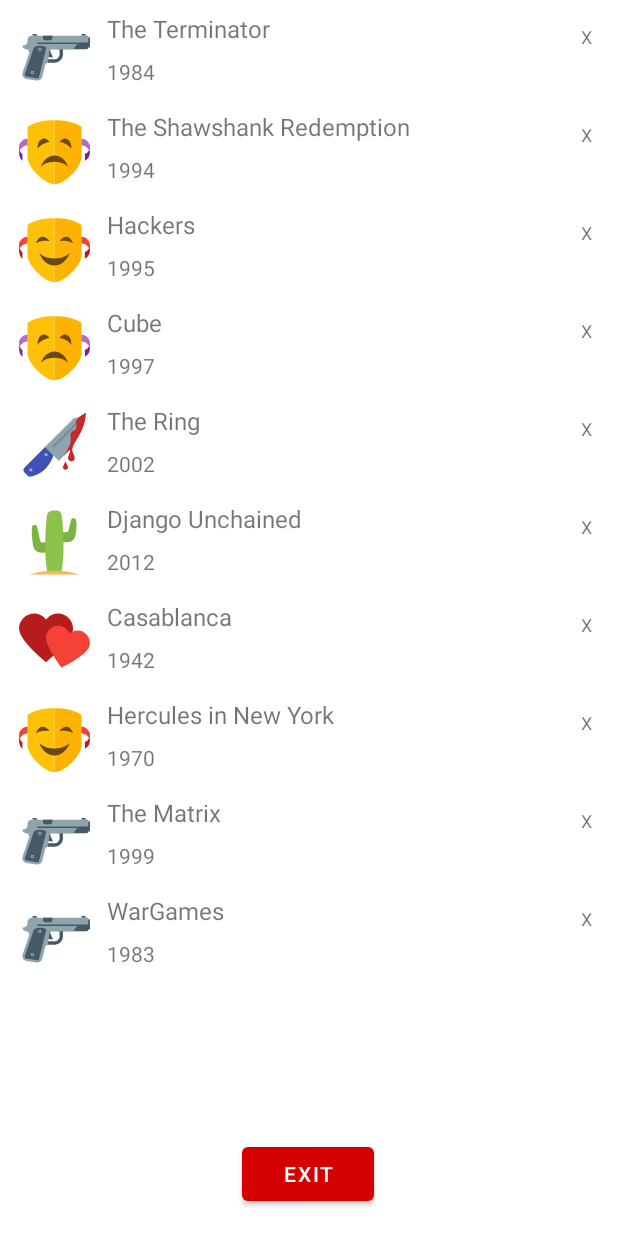
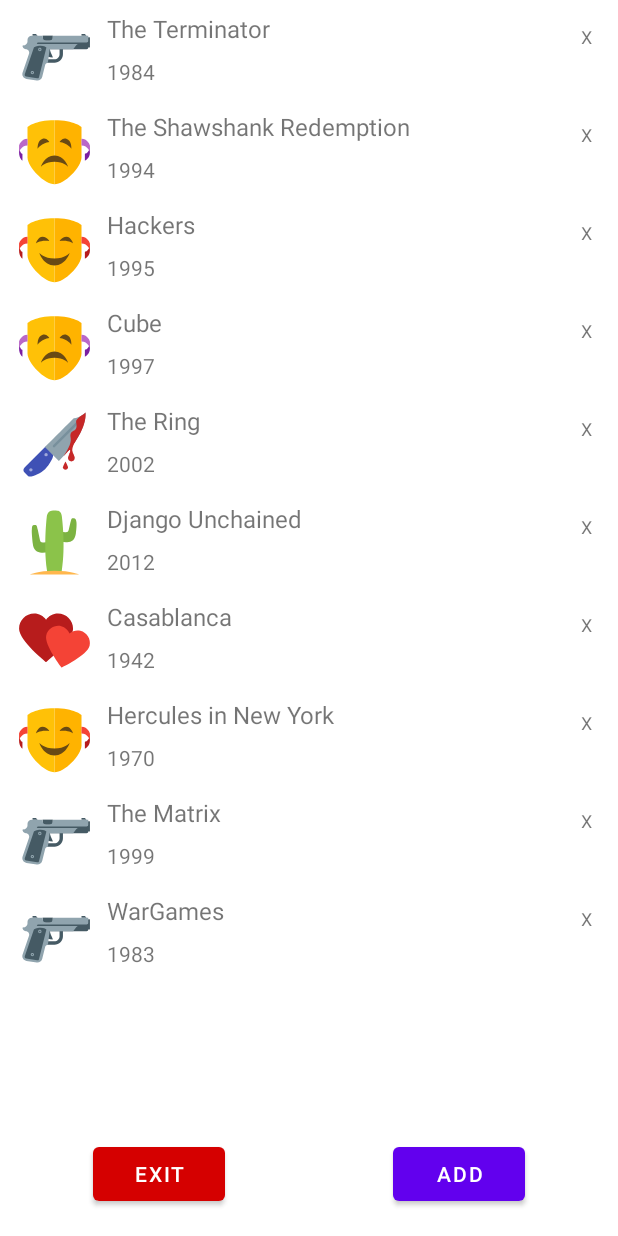
Before and after one commit to 201508876PMH/SMAP-assignment2, an Android app: the screen it shows after launch (MainActivity), on a phone screen of 412 x 824 dp. Run offline under Robolectric (Android 15) with nearby library versions, the phone set to English and light mode, and no system bars; our stand-ins replace Room's generated code, Volley.

Commit message:
movieReq

```diff
--- a/app/build.gradle
+++ b/app/build.gradle
@@ -32,9 +32,12 @@ dependencies {
     implementation 'androidx.appcompat:appcompat:1.3.1'
     implementation 'com.google.android.material:material:1.4.0'
     implementation 'androidx.constraintlayout:constraintlayout:2.1.0'
+    implementation 'com.android.volley:volley:1.2.0'
     testImplementation 'junit:junit:4.+'
     implementation 'androidx.room:room-runtime:2.2.6'
     annotationProcessor 'androidx.room:room-compiler:2.2.6'
+    implementation 'com.android.volley:volley:1.2.0'
+    implementation 'com.google.code.gson:gson:2.8.6'
     androidTestImplementation 'androidx.test.ext:junit:1.1.3'
     androidTestImplementation 'androidx.test.espresso:espresso-core:3.4.0'
 }
--- a/app/src/main/AndroidManifest.xml
+++ b/app/src/main/AndroidManifest.xml
@@ -1,7 +1,8 @@
 <?xml version="1.0" encoding="utf-8"?>
 <manifest xmlns:android="http://schemas.android.com/apk/res/android"
     package="dk.au.mad21fall.assignment1.au536878">
-
+    <uses-permission android:name="android.permission.INTERNET" />
+    <uses-permission android:name="android.permission.ACCESS_NETWORK_STATE" />
     <application
         android:allowBackup="true"
         android:icon="@mipmap/ic_launcher_movie_app"
--- a/app/src/main/java/dk/au/mad21fall/assignment1/au536878/main/MainActivity.java
+++ b/app/src/main/java/dk/au/mad21fall/assignment1/au536878/main/MainActivity.java
@@ -12,9 +12,11 @@ import androidx.lifecycle.ViewModelProvider;
 import androidx.recyclerview.widget.LinearLayoutManager;
 import androidx.recyclerview.widget.RecyclerView;
 
+import android.content.Context;
 import android.content.Intent;
 import android.os.Bundle;
 import android.util.Log;
+import android.view.View;
 import android.widget.Button;
 import android.widget.TextView;
 
@@ -25,6 +27,7 @@ import dk.au.mad21fall.assignment1.au536878.MovieAdaptor;
 import dk.au.mad21fall.assignment1.au536878.R;
 import dk.au.mad21fall.assignment1.au536878.database.MovieEntity;
 import dk.au.mad21fall.assignment1.au536878.detailed.DetailedActivity;
+import dk.au.mad21fall.assignment1.au536878.repository.MovieRequester;
 import dk.au.mad21fall.assignment1.au536878.utils.LoadCSV;
 
 public class MainActivity extends AppCompatActivity implements MovieAdaptor.IMovieItemClickedListener {
@@ -33,7 +36,7 @@ public class MainActivity extends AppCompatActivity implements MovieAdaptor.IMov
     //widgets
     private RecyclerView rcvList;
     private MovieAdaptor adaptor;
-    private Button bttnExit;
+    private Button bttnExit, bttnAdd;
     private TextView userRating;
 
     ActivityResultLauncher<Intent> resultFromDetailedActivity;
@@ -41,7 +44,6 @@ public class MainActivity extends AppCompatActivity implements MovieAdaptor.IMov
     //state
     private MainViewModel m;
     private LoadCSV utils = new LoadCSV();
-
 
     //data
     private ArrayList<MovieEntity> movies = new ArrayList<>();
@@ -61,12 +63,7 @@ public class MainActivity extends AppCompatActivity implements MovieAdaptor.IMov
                 if(movieEntities.size() == 0){
                     utils.populateDB(getApplication());
                 }
-            }
-        });
 
-        m.getMovieData().observe(this, new Observer<List<MovieEntity>>() {
-            @Override
-            public void onChanged(List<MovieEntity> movieEntities) {
                 adaptor.updateMovieList(movieEntities);
             }
         });
@@ -86,9 +83,14 @@ public class MainActivity extends AppCompatActivity implements MovieAdaptor.IMov
         adaptor.updateMovieList(movies);
 
         bttnExit = findViewById(R.id.bttnExit);
+        bttnAdd = findViewById(R.id.bttnAdd);
         bttnExit.setOnClickListener((view -> finish()));
+        bttnAdd.setOnClickListener((view -> addMovie("The Terminator", this)));
     }
 
+    public void addMovie(String movieName, Context context){
+        m.requestMovie(movieName, context);
+    }
 
     //callback when a person item is clicked in the list
     @Override
--- a/app/src/main/java/dk/au/mad21fall/assignment1/au536878/main/MainViewModel.java
+++ b/app/src/main/java/dk/au/mad21fall/assignment1/au536878/main/MainViewModel.java
@@ -30,4 +30,7 @@ public class MainViewModel extends ViewModel {
         repository.updateMovie(movieObject);
     }
 
+    public void requestMovie(String movieName, Context context){
+        repository.requestMovie(movieName, context);
+    }
 }
--- /dev/null
+++ b/app/src/main/java/dk/au/mad21fall/assignment1/au536878/repository/MovieRequester.java
@@ -0,0 +1,62 @@
+package dk.au.mad21fall.assignment1.au536878.repository;
+
+import android.content.Context;
+import android.util.Log;
+import android.widget.Toast;
+
+import androidx.appcompat.app.AppCompatActivity;
+
+import com.android.volley.Request;
+import com.android.volley.RequestQueue;
+import com.android.volley.Response;
+import com.android.volley.VolleyError;
+import com.android.volley.toolbox.StringRequest;
+import com.android.volley.toolbox.Volley;
+import com.google.gson.Gson;
+import com.google.gson.GsonBuilder;
+
+import dk.au.mad21fall.assignment1.au536878.database.MovieEntity;
+
+public class MovieRequester {
+    private static final String URL_PREFIX = "https://www.omdbapi.com/?t=";
+    private static final String URL_POSTFIX = "&apikey=abf5ebe0";
+
+    private Repository repository;
+    RequestQueue queue;
+
+    public MovieRequester(Repository repository) {
+        this.repository = repository;
+    }
+
+
+
+    public void requestMovie(String movieName, Context context){
+        String movieURL = URL_PREFIX + movieName.replace(" ","%20") + URL_POSTFIX;
+        if(queue == null){
+            queue = Volley.newRequestQueue(context);
+        }
+
+        StringRequest stringRequest = new StringRequest(Request.Method.GET, movieURL, new Response.Listener<String>() {
+            @Override
+            public void onResponse(String response) {
+                parseJSON(response);
+                Log.d("MovieRequester","onResponse: " + response);
+                Toast.makeText(context, "Movie " + movieName + " added!", Toast.LENGTH_SHORT).show();
+            }
+        }, new Response.ErrorListener() {
+            @Override
+            public void onErrorResponse(VolleyError error) {
+                Log.d("MovieRequester","That sadly didn't work");
+                Toast.makeText(context, "That sadly didn't work", Toast.LENGTH_SHORT).show();
+            }
+        });
+
+        queue.add(stringRequest);
+    }
+
+    private void parseJSON(String json){
+        Gson gson = new GsonBuilder().create();
+        MovieEntity movie = gson.fromJson(json, MovieEntity.class);
+        repository.addMovie(movie);
+    }
+}
--- a/app/src/main/java/dk/au/mad21fall/assignment1/au536878/repository/Repository.java
+++ b/app/src/main/java/dk/au/mad21fall/assignment1/au536878/repository/Repository.java
@@ -1,6 +1,7 @@
 package dk.au.mad21fall.assignment1.au536878.repository;
 
 import android.app.Application;
+import android.content.Context;
 
 import androidx.lifecycle.LiveData;
 
@@ -12,11 +13,17 @@ import dk.au.mad21fall.assignment1.au536878.database.MovieEntity;
 public class Repository {
     private MovieDatabase db;                   //database
     private LiveData<List<MovieEntity>> movies; //livedata
+    private MovieRequester mr;
 
     //constructor - takes application object for context
     public Repository(Application app){
         db = MovieDatabase.getDatabase(app.getApplicationContext());
+        mr = new MovieRequester(this);
         movies = db.movieDao().getAll();
+    }
+
+    public void requestMovie(String movieName, Context context){
+        mr.requestMovie(movieName, context);
     }
 
     public LiveData<List<MovieEntity>> getMovies() {
--- a/app/src/main/res/layout/activity_main.xml
+++ b/app/src/main/res/layout/activity_main.xml
@@ -33,11 +33,23 @@
         android:id="@+id/bttnExit"
         android:layout_width="wrap_content"
         android:layout_height="wrap_content"
+        android:layout_marginStart="62dp"
+        android:layout_marginLeft="62dp"
         android:text="@string/main_view_exit"
         app:backgroundTint="#D50000"
         app:layout_constraintBottom_toBottomOf="parent"
-        app:layout_constraintEnd_toEndOf="parent"
-        app:layout_constraintHorizontal_bias="0.498"
         app:layout_constraintStart_toStartOf="parent"
         app:layout_constraintTop_toBottomOf="@+id/rcvMovies" />
+
+    <Button
+        android:id="@+id/bttnAdd"
+        android:layout_width="wrap_content"
+        android:layout_height="wrap_content"
+        android:layout_marginEnd="62dp"
+        android:layout_marginRight="62dp"
+        android:onClick="@string/main_activity_add"
+        android:text="Add"
+        app:layout_constraintBottom_toBottomOf="parent"
+        app:layout_constraintEnd_toEndOf="parent"
+        app:layout_constraintTop_toTopOf="@+id/guideline4" />
 </androidx.constraintlayout.widget.ConstraintLayout>
--- a/app/src/main/res/values/strings.xml
+++ b/app/src/main/res/values/strings.xml
@@ -18,4 +18,5 @@
     <string name="rating_view_cancelbttn">Cancel</string>
     <string name="rating_view_okbttn">Ok</string>
     <string name="main_view_exit">Exit</string>
+    <string name="main_activity_add" />
 </resources>
```
